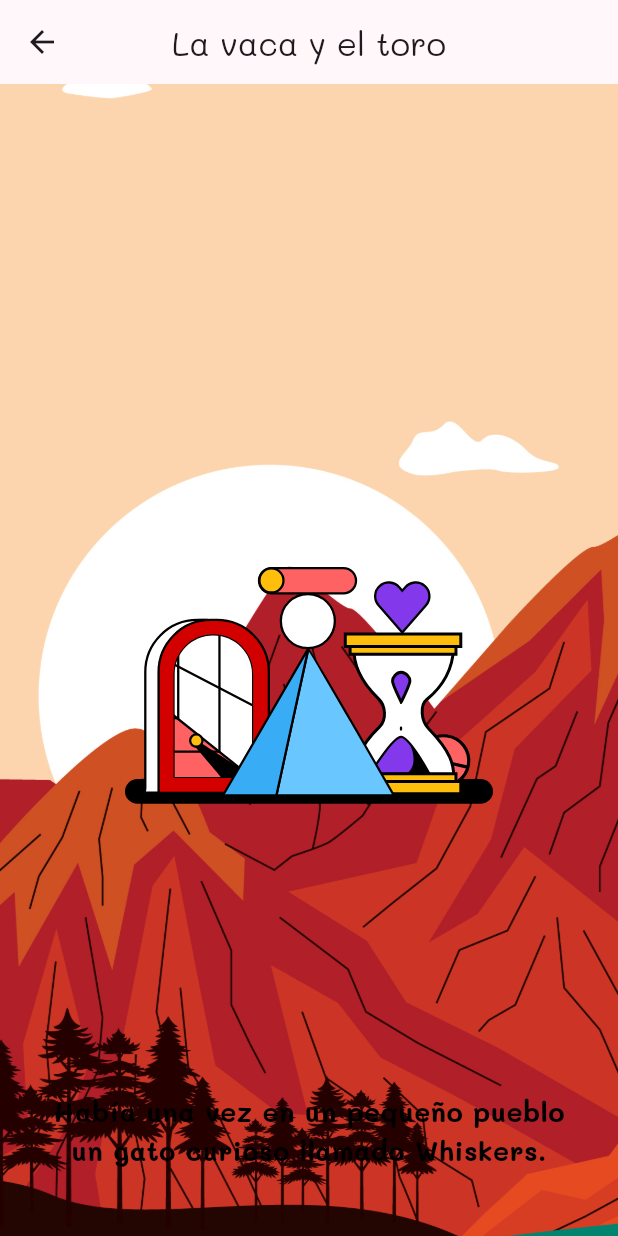
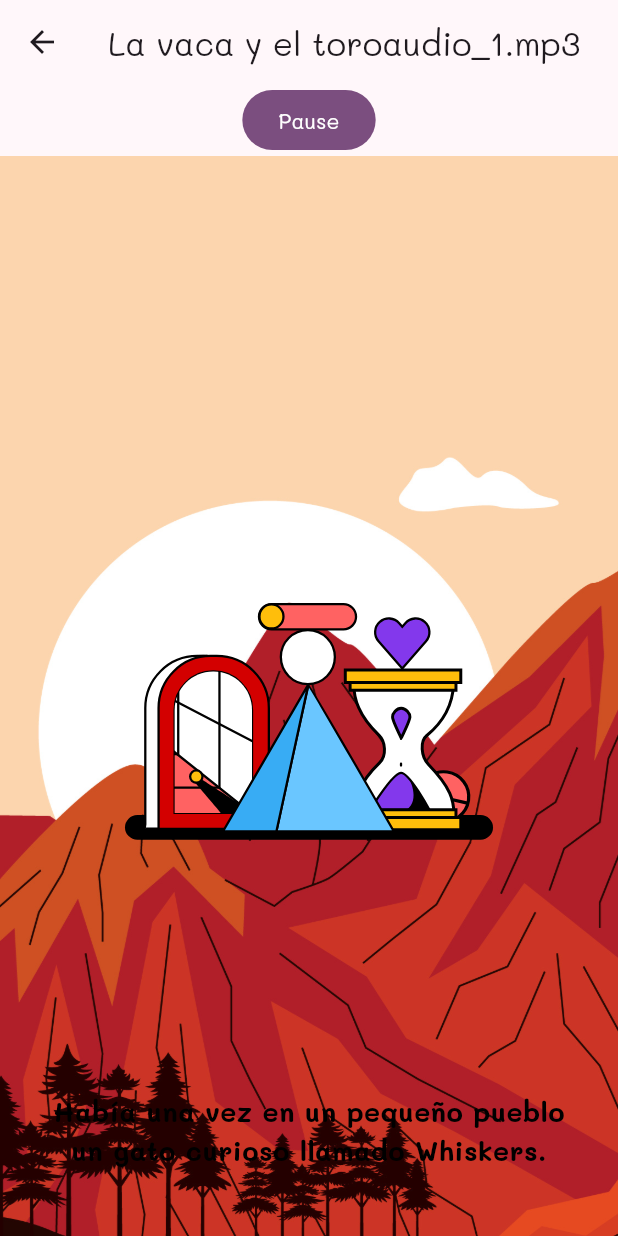
Before and after one commit to fullstackboss/littlestoriesAPP, a Flutter app: the PageHome screen opened by its route, after a tap on "ENTRAR", on a phone screen of 412 x 824 dp. Run offline on Flutter 3.47's test engine with Material 3 defaults, Android fonts, the phone set to English and light mode, and no system bars; drawn by our look-alikes of lottie; our stand-ins replace audioplayers, go_router.

Commit message:
todo ok con el audio

```diff
--- a/lib/data/data_stories.dart
+++ b/lib/data/data_stories.dart
@@ -2,7 +2,7 @@ final List<Map<String, dynamic>> datosCuentos = [
   {
     "titulo": "La vaca y el toro",
     "subtitulo": "Historia de animales",
-    "musica": "musica_1.mp3",
+    "musica": "audio_1.mp3",
     "escenas": [
       {
         "id_escena": 1,
@@ -43,7 +43,7 @@ final List<Map<String, dynamic>> datosCuentos = [
   {
     "titulo": "Los 3 zorros",
     "subtitulo": "Historia del bosque",
-    "musica": "musica_2.mp3",
+    "musica": "audio_2.mp3",
     "escenas": [
       {
         "id_escena": 1,
@@ -76,7 +76,7 @@ final List<Map<String, dynamic>> datosCuentos = [
   {
     "titulo": "Los 3 gusanos",
     "subtitulo": "Habia una vez 3 gusanos",
-    "musica": "musica_2.mp3",
+    "musica": "audio_3.mp3",
     "escenas": [
       {
         "id_escena": 1,
@@ -116,7 +116,7 @@ final List<Map<String, dynamic>> datosCuentos = [
   {
     "titulo": "Las palomas",
     "subtitulo": "Historias aladas",
-    "musica": "musica_2.mp3",
+    "musica": "audio_4.mp3",
     "escenas": [
       {
         "id_escena": 1,
@@ -148,7 +148,7 @@ final List<Map<String, dynamic>> datosCuentos = [
   {
     "titulo": "El peresoso",
     "subtitulo": "Historias felinas",
-    "musica": "musica_2.mp3",
+    "musica": "audio_5.mp3",
     "escenas": [
       {
         "id_escena": 1,
@@ -188,12 +188,12 @@ final List<Map<String, dynamic>> datosCuentos = [
   {
     "titulo": "El marciano",
     "subtitulo": "Historias del espacio",
-    "musica": "musica_2.mp3",
+    "musica": "audio_6.mp3",
     "escenas": [
       {
         "id_escena": 1,
         "imagen": "anima_1.json",
-        "background": "fondo_b1.jpg",
+        "background": "fondo_ba.jpg",
         "sonido": "sonido_c3_e1.mp3",
         "texto":
             "Había una vez en un pequeño pueblo un gato curioso llamado Whiskers.",
@@ -201,14 +201,14 @@ final List<Map<String, dynamic>> datosCuentos = [
       {
         "id_escena": 2,
         "imagen": "anima_2.json",
-        "background": "fondo_b2.jpg",
+        "background": "fondo_bb.jpg",
         "sonido": "sonido_c3_e2.mp3",
         "texto": "Siempre explorando, un día descubrió un misterioso portal. ",
       },
       {
         "id_escena": 3,
         "imagen": "anima_3.json",
-        "background": "fondo_b3.jpg",
+        "background": "fondo_bc.jpg",
         "sonido": "sonido_c3_e3.mp3",
         "texto":
             "Al cruzarlo, encontró un mundo mágico lleno de aventuras y amigos sorprendentes. ",
@@ -216,7 +216,7 @@ final List<Map<String, dynamic>> datosCuentos = [
       {
         "id_escena": 4,
         "imagen": "anima_4.json",
-        "background": "fondo_b4.jpg",
+        "background": "fondo_bd.jpg",
         "sonido": "sonido_c3_e4.mp3",
         "texto":
             "Desde entonces, Whiskers vivió felices momentos explorando y compartiendo historias mágicas.",
--- a/lib/presentations/page/internas/list_stories.dart
+++ b/lib/presentations/page/internas/list_stories.dart
@@ -23,8 +23,10 @@ class PageListStories extends StatelessWidget {
             Navigator.push(
               context,
               MaterialPageRoute(
-                builder: (context) =>
-                    PageListStoriesDetails(cuento: listaCuento[index]),
+                builder: (context) => PageListStoriesDetails(
+                  cuento: listaCuento[index],
+                  pistaMusical: listaCuento[index].musica,
+                ),
               ),
             );
           },
--- a/lib/presentations/page/internas/list_stories_detail.dart
+++ b/lib/presentations/page/internas/list_stories_detail.dart
@@ -1,13 +1,16 @@
 import 'package:flutter/material.dart';
 import 'package:littlestories/domains/models/model_stories.dart';
-import 'package:littlestories/presentations/page/internas/lista_stories_detail_escenes.dart';
+import 'package:littlestories/presentations/page/internas/lista_stories_escenes.dart';
 import 'package:littlestories/presentations/widgets/app_bar.dart';
+import 'package:littlestories/presentations/widgets/parlante_musica.dart';
 
 class PageListStoriesDetails extends StatelessWidget {
+  final String pistaMusical;
   final Cuento cuento;
   const PageListStoriesDetails({
     super.key,
     required this.cuento,
+    required this.pistaMusical,
   });
 
   @override
@@ -15,10 +18,11 @@ class PageListStoriesDetails extends StatelessWidget {
     return Scaffold(
       appBar: AppBarra(
         setting: false,
-        titulo: cuento.titulo,
+        titulo: cuento.titulo + pistaMusical,
       ),
       body: Column(
         children: [
+          ReproduceAudio(pistaMusica: pistaMusical),
           Expanded(
             child: PageView.builder(
               itemCount: cuento.escenas.length,
@@ -27,7 +31,7 @@ class PageListStoriesDetails extends StatelessWidget {
                 return Stack(
                   children: [
                     SizedBox.expand(
-                      child: EscenaWidget(escena: escena),
+                      child: ListStorieScene(escena: escena),
                     ),
                   ],
                 );
--- a/lib/presentations/page/internas/lista_stories_detail_escenes.dart
+++ /dev/null
@@ -1,65 +0,0 @@
-import 'package:flutter/material.dart';
-import 'package:littlestories/domains/models/model_stories.dart';
-import 'package:lottie/lottie.dart';
-
-class EscenaWidget extends StatelessWidget {
-  final Escena escena;
-
-  const EscenaWidget({
-    Key? key,
-    required this.escena,
-  }) : super(key: key);
-
-  @override
-  Widget build(BuildContext context) {
-    double screenWidth = MediaQuery.of(context).size.width;
-
-    return Stack(
-      children: [
-        Image.asset('assets/images/stories/scenes/${escena.background}',
-            width: screenWidth, fit: BoxFit.cover),
-        SizedBox.expand(
-          child: Container(
-              padding: EdgeInsets.symmetric(horizontal: screenWidth * 0.1),
-              child: LottieBuilder.asset('assets/animations/${escena.imagen}')),
-        ),
-        // Contenedor para el texto con degradado oscuro en la parte inferior
-        Align(
-          alignment: Alignment.bottomCenter,
-          child: Stack(
-            alignment: Alignment.center,
-            children: [
-              Container(
-                height: 140.0,
-                decoration: BoxDecoration(
-                  //degrade debajo de letras
-                  gradient: LinearGradient(
-                    begin: Alignment.center,
-                    end: Alignment.topCenter,
-                    colors: [
-                      Colors.white.withOpacity(0),
-                      Colors.white.withOpacity(0)
-                    ],
-                  ),
-                  //Fin degrade debajo de letras
-                ),
-              ),
-              Container(
-                padding: EdgeInsets.symmetric(horizontal: screenWidth * 0.08),
-                child: Text(
-                  escena.texto,
-                  style: const TextStyle(
-                    color: Colors.black,
-                    fontSize: 18.0,
-                    fontWeight: FontWeight.bold,
-                  ),
-                  textAlign: TextAlign.center,
-                ),
-              ),
-            ],
-          ),
-        ),
-      ],
-    );
-  }
-}
--- /dev/null
+++ b/lib/presentations/page/internas/lista_stories_escenes.dart
@@ -0,0 +1,65 @@
+import 'package:flutter/material.dart';
+import 'package:littlestories/domains/models/model_stories.dart';
+import 'package:lottie/lottie.dart';
+
+class ListStorieScene extends StatelessWidget {
+  final Escena escena;
+
+  const ListStorieScene({
+    Key? key,
+    required this.escena,
+  }) : super(key: key);
+
+  @override
+  Widget build(BuildContext context) {
+    double screenWidth = MediaQuery.of(context).size.width;
+
+    return Stack(
+      children: [
+        Image.asset('assets/images/stories/scenes/${escena.background}',
+            width: screenWidth, fit: BoxFit.cover),
+        SizedBox.expand(
+          child: Container(
+              padding: EdgeInsets.symmetric(horizontal: screenWidth * 0.1),
+              child: LottieBuilder.asset('assets/animations/${escena.imagen}')),
+        ),
+        // Contenedor para el texto con degradado oscuro en la parte inferior
+        Align(
+          alignment: Alignment.bottomCenter,
+          child: Stack(
+            alignment: Alignment.center,
+            children: [
+              Container(
+                height: 140.0,
+                decoration: BoxDecoration(
+                  //degrade debajo de letras
+                  gradient: LinearGradient(
+                    begin: Alignment.center,
+                    end: Alignment.topCenter,
+                    colors: [
+                      Colors.white.withOpacity(0),
+                      Colors.white.withOpacity(0)
+                    ],
+                  ),
+                  //Fin degrade debajo de letras
+                ),
+              ),
+              Container(
+                padding: EdgeInsets.symmetric(horizontal: screenWidth * 0.08),
+                child: Text(
+                  escena.texto,
+                  style: const TextStyle(
+                    color: Colors.black,
+                    fontSize: 18.0,
+                    fontWeight: FontWeight.bold,
+                  ),
+                  textAlign: TextAlign.center,
+                ),
+              ),
+            ],
+          ),
+        ),
+      ],
+    );
+  }
+}
--- /dev/null
+++ b/lib/presentations/widgets/parlante_musica.dart
@@ -0,0 +1,65 @@
+import 'package:flutter/material.dart';
+import 'package:audioplayers/audioplayers.dart';
+
+class ReproduceAudio extends StatefulWidget {
+  final String pistaMusica;
+  const ReproduceAudio({Key? key, required this.pistaMusica}) : super(key: key);
+
+  @override
+  State<ReproduceAudio> createState() => _ReproduceAudioState();
+}
+
+class _ReproduceAudioState extends State<ReproduceAudio> {
+  AudioPlayer? _player;
+  bool _isPlaying = false;
+
+  @override
+  void initState() {
+    super.initState();
+    _initializeAudio();
+  }
+
+  void _initializeAudio() async {
+    _player?.dispose();
+    final player = AudioPlayer();
+
+    player.onPlayerComplete.listen((event) {
+      // Reproducir nuevamente al completar la reproducción
+      _initializeAudio();
+    });
+
+    await player.play(
+      AssetSource('audio/${widget.pistaMusica}'),
+    );
+    setState(() {
+      _player = player;
+      _isPlaying = true;
+    });
+  }
+
+  @override
+  void dispose() {
+    _player?.dispose();
+    super.dispose();
+  }
+
+  void _togglePlayer() {
+    if (_isPlaying) {
+      _player?.pause();
+    } else {
+      _initializeAudio();
+    }
+
+    setState(() {
+      _isPlaying = !_isPlaying;
+    });
+  }
+
+  @override
+  Widget build(BuildContext context) {
+    return FilledButton(
+      onPressed: _togglePlayer,
+      child: Text(_isPlaying ? 'Pause' : 'Play'),
+    );
+  }
+}
```
Also changed, not shown: lib/presentations/page/internas/musica_stories.dart (+77 -2 lines), 4 other files.
